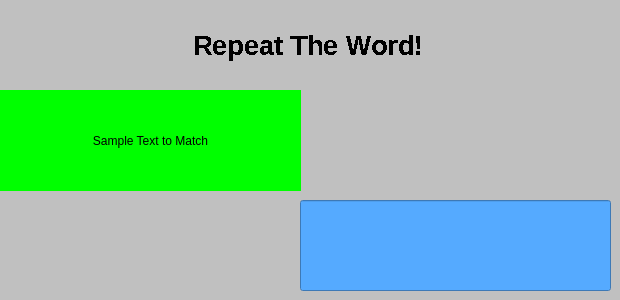
Qt form stringmatcherpopup.ui (University-of-Utah-CS3505/a9-edu-app-ryan-rockhopper) before a commit.
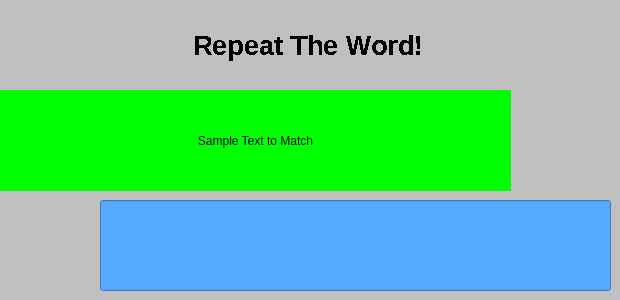
The same form after that commit.

Diff of the .ui file:
```diff
--- a/stringmatcherpopup.ui
+++ b/stringmatcherpopup.ui
@@ -27,7 +27,7 @@
     <rect>
      <x>0</x>
      <y>90</y>
-     <width>301</width>
+     <width>511</width>
      <height>101</height>
     </rect>
    </property>
@@ -49,9 +49,9 @@
   <widget class="QLineEdit" name="lineEdit">
    <property name="geometry">
     <rect>
-     <x>300</x>
+     <x>100</x>
      <y>200</y>
-     <width>311</width>
+     <width>511</width>
      <height>91</height>
     </rect>
    </property>
```
